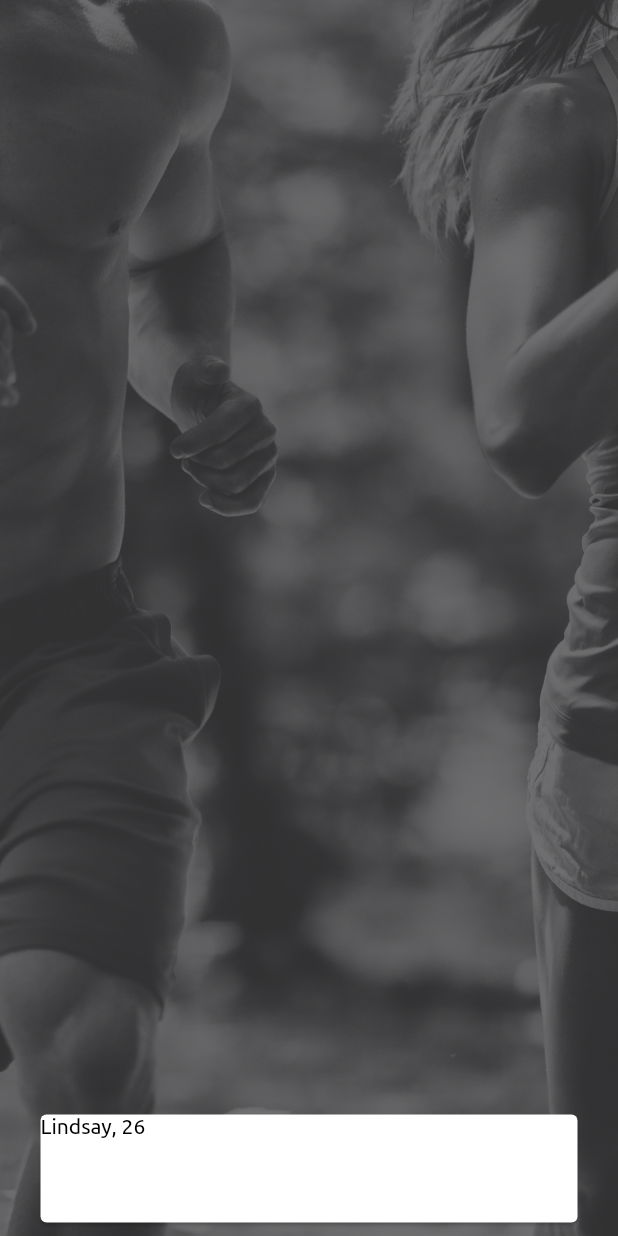
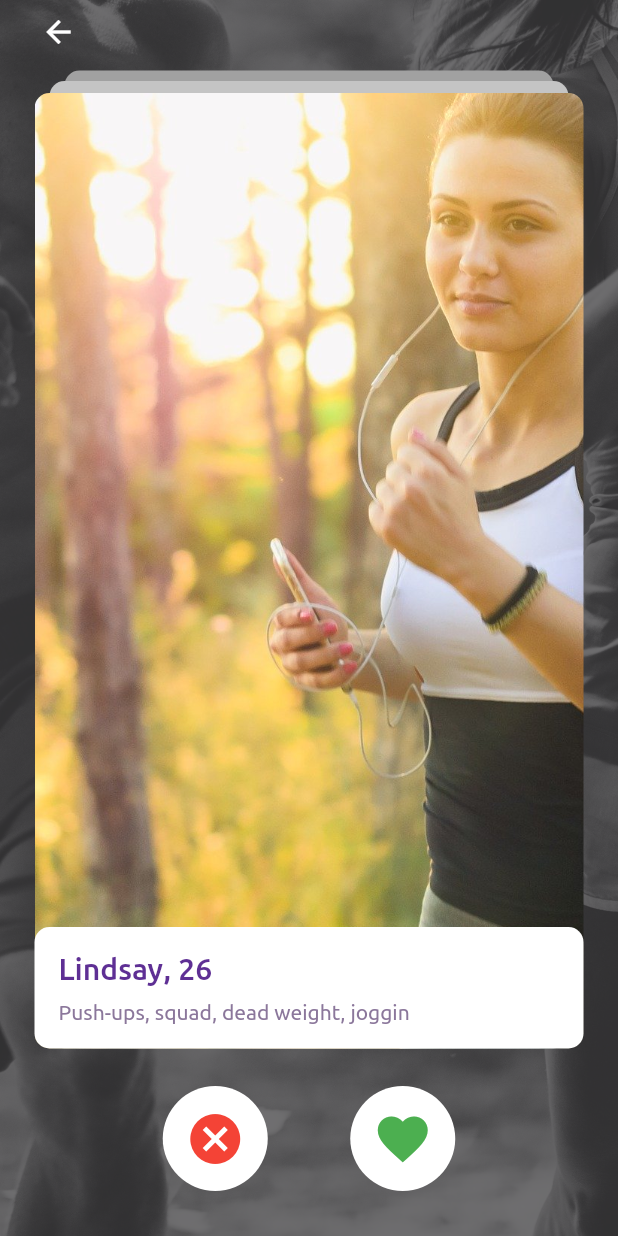
Before and after one commit to Smejia25/Strong-Buddies, a Flutter app: the UserInfoPage screen opened by its route, on a phone screen of 412 x 824 dp. Run offline on Flutter 3.47's test engine with Material 2 defaults, Android fonts, the phone set to English and light mode, and no system bars; our stand-ins replace firebase_auth, fluttertoast, google_sign_in, rxdart; missing offline and left inert: flutter_facebook_login, validate; accounts and stored records are empty.

```diff
--- a/lib/authentication/authentication_page.dart
+++ b/lib/authentication/authentication_page.dart
@@ -23,10 +23,10 @@ class LoginPage extends StatelessWidget {
               children: <Widget>[
                 Image.asset('assets/images/logo.png'),
                 AuthenticationForm(),
-                SizedBox(height: 20),
+                /* SizedBox(height: 20),
                 CustomDivider(),
-                SizedBox(height: 25),
-                SocialNetworkLogin()
+                SizedBox(height: 25), */
+                // SocialNetworkLogin()
               ],
             ),
           ),
--- a/lib/authentication/components/authentication_form.dart
+++ b/lib/authentication/components/authentication_form.dart
@@ -32,8 +32,9 @@ class _AuthenticationFormState extends State<AuthenticationForm> {
       return;
     }
     _formKey.currentState.save();
+    Navigator.of(context).pushNamed('/form');
 
-    if (!_isInLogin) {
+    /*   if (!_isInLogin) {
       try {
         await _auth.registerUser(userForm.email, userForm.password);
         Scaffold.of(context).showSnackBar(SnackBar(
@@ -51,7 +52,7 @@ class _AuthenticationFormState extends State<AuthenticationForm> {
       Scaffold.of(context).showSnackBar(SnackBar(
           content: Text(
               'User is not register in the app or the email is not verified')));
-    }
+    } */
   }
 
   void _changeAuthType(BuildContext context) {
@@ -128,10 +129,12 @@ class _AuthenticationFormState extends State<AuthenticationForm> {
               SizedBox(
                 width: 12,
               ),
-              Expanded(
-                child: SecondaryButton(
-                    onPressed: () => _changeAuthType(context), child: text),
-              ),
+              Expanded(child: SecondaryButton(
+                child: Text('Sign Up'),
+                onPressed: () {
+                  Navigator.of(context).pushNamed('/user_name');
+                },
+              )),
             ],
           ),
           if (_isInLogin) ...[ForgotPassword(auth: _auth)],
--- a/lib/registration/registration_page.dart
+++ b/lib/registration/registration_page.dart
@@ -169,7 +169,7 @@ class UserSalute extends StatelessWidget {
         ArrowBack(),
         SizedBox(height: 24),
         Text(
-          'Hi, $user',
+          'Hi, buddy',
           style: TextStyle(
             fontSize: 28,
             color: Color(0xffCECECE),
--- a/lib/routes.dart
+++ b/lib/routes.dart
@@ -10,8 +10,8 @@ import 'package:strong_buddies_connect/user_info/user_info.dart';
 
 Map<String, WidgetBuilder> routes() {
   return {
-    // '/': (context) => LoginPage(),
-    '/': (context) => UserInfoPage(),
+    '/': (context) => LoginPage(),
+    // '/': (context) => UserInfoPage(),
     '/form': (context) => UserInfoPage(),
     '/user_name': (context) => UserNamePage(),
     '/gender_form': (context) => RegistrationPage(),
--- a/lib/user_info/user_info.dart
+++ b/lib/user_info/user_info.dart
@@ -1,7 +1,6 @@
-import 'package:firebase_auth/firebase_auth.dart';
 import 'package:flutter/material.dart';
-import 'package:provider/provider.dart';
-import 'package:strong_buddies_connect/authentication/providers/auth_service.dart';
+import 'package:fluttertoast/fluttertoast.dart';
+
 import 'package:strong_buddies_connect/registration/registration_page.dart';
 
 class UserInfoPage extends StatefulWidget {
@@ -12,38 +11,190 @@ class UserInfoPage extends StatefulWidget {
 }
 
 class _UserInfoPageState extends State<UserInfoPage> {
+  void _goToPreviousStep(BuildContext context) =>
+      Navigator.pushNamed(context, '/');
+
   @override
   Widget build(BuildContext context) {
     return Scaffold(
       body: RegistrationBackground(
           childcolumn: Column(
         children: <Widget>[
+          Container(
+            child: Align(
+              alignment: Alignment.centerLeft,
+              child: Material(
+                color: Colors.transparent,
+                child: InkWell(
+                    borderRadius: BorderRadius.all(Radius.circular(100)),
+                    child: Container(
+                      padding: EdgeInsets.all(4),
+                      child: Icon(
+                        Icons.arrow_back,
+                        color: Colors.white,
+                      ),
+                    ),
+                    onTap: () => _goToPreviousStep(context)),
+              ),
+            ),
+          ),
+          SizedBox(height: 10,),
           Expanded(
+            child: Column(
+              children: <Widget>[
+                Expanded(
+                    child: Stack(
+                  children: <Widget>[
+                    Positioned.fill(
                       child: Container(
-            child: Align(
-              widthFactor: 1,
-              alignment: Alignment.bottomLeft,
+                          height: 20,
+                          padding: EdgeInsets.symmetric(horizontal: 20),
                           child: Container(
+                            decoration: BoxDecoration(
+                                color: Color(0xffA1A1A1),
+                                borderRadius:
+                                    BorderRadius.all(Radius.circular(10))),
+                          )),
+                    ),
+                    Positioned.fill(
+                      top: 7,
+                      child: Container(
+                          height: 20,
+                          padding: EdgeInsets.symmetric(horizontal: 10),
+                          child: Container(
+                            decoration: BoxDecoration(
+                                color: Color(0xffC4C4C4),
+                                borderRadius:
+                                    BorderRadius.all(Radius.circular(10))),
+                          )),
+                    ),
+                    Positioned.fill(
+                      child: Padding(
+                        padding: EdgeInsets.only(top: 15),
+                        child: Container(
+                          decoration: BoxDecoration(
+                              image: DecorationImage(
+                                alignment: Alignment.center,
+                                fit: BoxFit.cover,
+                                image: ExactAssetImage(
+                                    'assets/images/people-2592247_1920.jpg'),
+                              ),
+                              borderRadius:
+                                  BorderRadius.all(Radius.circular(10))),
+                          padding: EdgeInsets.all(1),
+                        ),
+                      ),
+                    ),
+                    Align(
+                      alignment: Alignment.bottomCenter,
+                      child: CardBuddy(),
+                    )
+                  ],
+                )),
+                Container(
+                  height: 120,
+                  child: Center(
+                    child: Row(
+                      mainAxisAlignment: MainAxisAlignment.center,
+                      children: <Widget>[
+                        Container(
+                          width: 70,
+                          height: 70,
+                          child: Material(
+                            color: Colors.transparent,
+                            child: InkWell(
+                              borderRadius:
+                                  BorderRadius.all(Radius.circular(100)),
+                              onTap: () {
+                                Fluttertoast.showToast(msg: "Dislike");
+                              },
+                              child: Center(
+                                  child: Icon(
+                                Icons.cancel,
+                                color: Colors.red,
+                                size: 40,
+                              )),
+                            ),
+                          ),
+                          decoration: BoxDecoration(
+                              color: Colors.white,
+                              borderRadius:
+                                  BorderRadius.all(Radius.circular(100))),
+                        ),
+                        SizedBox(width: 55),
+                        Container(
+                          width: 70,
+                          height: 70,
+                          child: Material(
+                            color: Colors.transparent,
+                            child: InkWell(
+                              borderRadius:
+                                  BorderRadius.all(Radius.circular(100)),
+                              onTap: () {
+                                Fluttertoast.showToast(msg: "Like");
+                              },
+                              child: Center(
+                                  child: Icon(
+                                Icons.favorite,
+                                color: Colors.green,
+                                size: 40,
+                              )),
+                            ),
+                          ),
+                          decoration: BoxDecoration(
+                              color: Colors.white,
+                              borderRadius:
+                                  BorderRadius.all(Radius.circular(100))),
+                        ),
+                      ],
+                    ),
+                  ),
+                )
+              ],
+            ),
+          ),
+        ],
+      )),
+    );
+  }
+}
+
+class CardBuddy extends StatelessWidget {
+  const CardBuddy({
+    Key key,
+  }) : super(key: key);
+
+  @override
+  Widget build(BuildContext context) {
+    return Container(
+      decoration: BoxDecoration(
+        color: Colors.white,
+        borderRadius: BorderRadius.all(
+          Radius.circular(10),
+        ),
+      ),
       width: double.infinity,
-                height: 80,
-                child: Card(
-                  color: Colors.white,
+      padding: EdgeInsets.all(16),
       child: Column(
         mainAxisSize: MainAxisSize.min,
         crossAxisAlignment: CrossAxisAlignment.start,
         children: <Widget>[
           Text(
             'Lindsay, 26',
-                        style: TextStyle(color: Colors.black),
+            style: TextStyle(
+                color: Color(0xff5E2F94),
+                fontWeight: FontWeight.w500,
+                fontSize: 20),
+          ),
+          SizedBox(
+            height: 10,
+          ),
+          Text(
+            'Push-ups, squad, dead weight, joggin',
+            style: TextStyle(color: Color(0xff8B779B), fontSize: 14),
           )
         ],
       ),
-                ),
-              ),
-            ),
-          ))
-        ],
-      )),
     );
   }
 }
--- a/pubspec.yaml
+++ b/pubspec.yaml
@@ -26,6 +26,7 @@ dependencies:
   rxdart: ^0.22.4
   provider: ^3.1.0+1
   validate: ^1.7.0
+  fluttertoast: ^3.1.3
 
   # The following adds the Cupertino Icons font to your application.
   # Use with the CupertinoIcons class for iOS style icons.
```
Also changed, not shown: assets/images/people-2592247_1920.jpg (added), pubspec.lock, 1 other file. Lines whose indentation alone changed are shown as unchanged.
